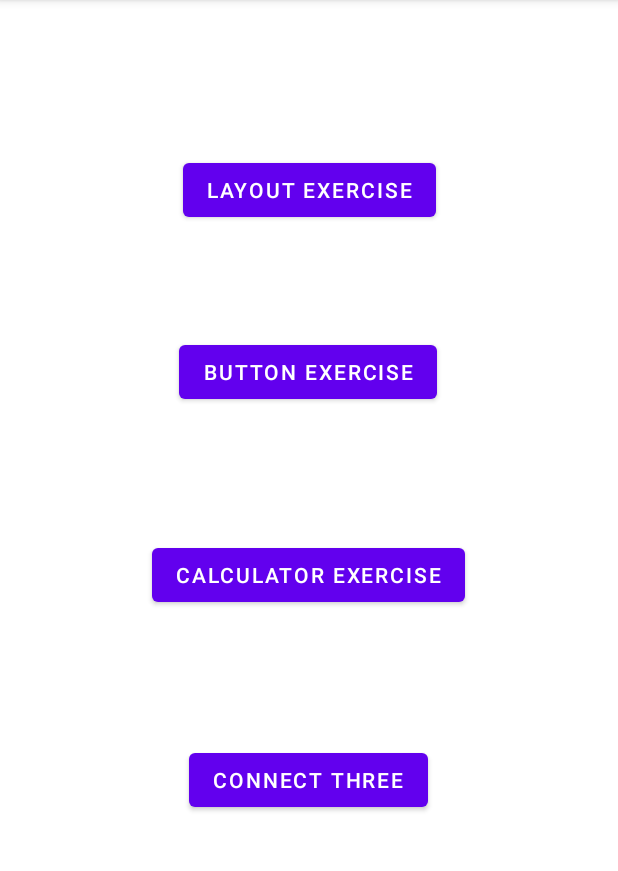
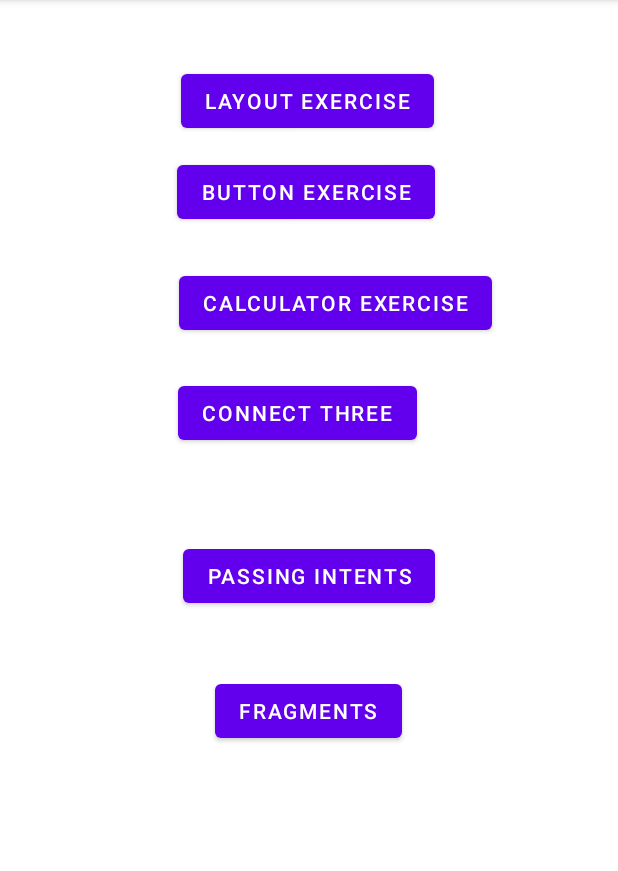
Before and after one commit to Talip2/appdev-calculator, an Android app: the screen it shows after launch (MainActivity), on a phone screen of 412 x 824 dp, the part 84-955 px from its top. Run offline under Robolectric (Android 15) with nearby library versions, the phone set to English and light mode, and no system bars.

Commit message:
intent ba

```diff
--- a/app/src/main/AndroidManifest.xml
+++ b/app/src/main/AndroidManifest.xml
@@ -11,6 +11,12 @@
         android:supportsRtl="true"
         android:theme="@style/Theme.MyApplication"
         tools:targetApi="31">
+        <activity
+            android:name=".PassingIntentsExercise2"
+            android:exported="false" />
+        <activity
+            android:name=".PassingIntentsExercise"
+            android:exported="false" />
         <activity
             android:name=".ConnectThree"
             android:exported="false" />
--- a/app/src/main/res/layout/activity_main.xml
+++ b/app/src/main/res/layout/activity_main.xml
@@ -13,10 +13,10 @@
         android:text="@string/ButtonExer"
         app:layout_constraintBottom_toBottomOf="parent"
         app:layout_constraintEnd_toEndOf="parent"
-        app:layout_constraintHorizontal_bias="0.498"
+        app:layout_constraintHorizontal_bias="0.493"
         app:layout_constraintStart_toStartOf="parent"
         app:layout_constraintTop_toTopOf="parent"
-        app:layout_constraintVertical_bias="0.311" />
+        app:layout_constraintVertical_bias="0.144" />
 
     <Button
         android:id="@+id/btnCalcuExer"
@@ -25,10 +25,10 @@
         android:text="@string/CalcuExer"
         app:layout_constraintBottom_toBottomOf="parent"
         app:layout_constraintEnd_toEndOf="parent"
-        app:layout_constraintHorizontal_bias="0.498"
+        app:layout_constraintHorizontal_bias="0.587"
         app:layout_constraintStart_toStartOf="parent"
         app:layout_constraintTop_toTopOf="parent"
-        app:layout_constraintVertical_bias="0.499" />
+        app:layout_constraintVertical_bias="0.247" />
 
     <Button
         android:id="@+id/btnConnecThree"
@@ -37,10 +37,10 @@
         android:text="@string/ConnecFour"
         app:layout_constraintBottom_toBottomOf="parent"
         app:layout_constraintEnd_toEndOf="parent"
-        app:layout_constraintHorizontal_bias="0.498"
+        app:layout_constraintHorizontal_bias="0.47"
         app:layout_constraintStart_toStartOf="parent"
         app:layout_constraintTop_toTopOf="parent"
-        app:layout_constraintVertical_bias="0.689" />
+        app:layout_constraintVertical_bias="0.349" />
 
     <Button
         android:id="@+id/btnLayoutExer"
@@ -49,8 +49,31 @@
         android:text="@string/LayoutExer"
         app:layout_constraintBottom_toBottomOf="parent"
         app:layout_constraintEnd_toEndOf="parent"
-        app:layout_constraintHorizontal_bias="0.502"
+        app:layout_constraintHorizontal_bias="0.497"
         app:layout_constraintStart_toStartOf="parent"
         app:layout_constraintTop_toTopOf="parent"
-        app:layout_constraintVertical_bias="0.143" />
+        app:layout_constraintVertical_bias="0.06" />
+
+    <Button
+        android:id="@+id/button2"
+        android:layout_width="wrap_content"
+        android:layout_height="wrap_content"
+        android:text="@string/btnPassIntent"
+        app:layout_constraintBottom_toBottomOf="parent"
+        app:layout_constraintEnd_toEndOf="parent"
+        app:layout_constraintStart_toStartOf="parent"
+        app:layout_constraintTop_toTopOf="parent" />
+
+    <Button
+        android:id="@+id/button3"
+        android:layout_width="wrap_content"
+        android:layout_height="wrap_content"
+        android:text="@string/btnFragment"
+        app:layout_constraintBottom_toBottomOf="parent"
+        app:layout_constraintEnd_toEndOf="parent"
+        app:layout_constraintHorizontal_bias="0.498"
+        app:layout_constraintStart_toStartOf="parent"
+        app:layout_constraintTop_toTopOf="parent"
+        app:layout_constraintVertical_bias="0.625" />
+
 </androidx.constraintlayout.widget.ConstraintLayout>
--- a/app/src/main/res/layout/fragment_connec_three.xml
+++ b/app/src/main/res/layout/fragment_connec_three.xml
@@ -13,7 +13,7 @@
         android:background="@color/blue">
 
         <LinearLayout
-            android:layout_width="match_parent"
+            android:layout_width="wrap_content"
             android:layout_height="match_parent"
             android:orientation="horizontal"
             android:layout_weight="1">
@@ -60,12 +60,10 @@
 
             <Button
                 android:id="@+id/btnR1C4"
-
                 android:layout_width="match_parent"
                 android:layout_height="match_parent"
                 android:layout_margin="5dp"
                 android:layout_weight="1"
-
                 android:backgroundTint="@color/white"
                 android:shadowColor="#E6E6E6"
                 app:cornerRadius="100dp"
--- a/app/src/main/res/values/strings.xml
+++ b/app/src/main/res/values/strings.xml
@@ -26,6 +26,12 @@
     <string name="Decimal">.</string>
     <string name="Equal">=</string>
     <string name="Multiply">×</string>
-    <!-- TODO: Remove or change this placeholder text -->
     <string name="hello_blank_fragment">Hello blank fragment</string>
+    <string name="passing_intents">Pass intent</string>
+    <string name="fragment">Fragment</string>
+    <string name="studRegForm">Student Registration Form</string>
+    <string name="cmplName">Complete Name</string>
+    <string name="gender">Gender</string>
+    <string name="btnPassIntent">Passing Intents</string>
+    <string name="btnFragment">Fragments</string>
 </resources>
```
Also changed, not shown: app/src/main/java/com/example/myapplication/PassingIntentsExercise.java (added, +14 -0 lines), app/src/main/java/com/example/myapplication/PassingIntentsExercise2.java (added, +14 -0 lines), app/src/main/res/drawable/round_button.xml (added, +9 -0 lines), app/src/main/res/layout/activity_passing_intents_exercise.xml (added, +184 -0 lines), app/src/main/res/layout/activity_passing_intents_exercise2.xml (added, +9 -0 lines).
